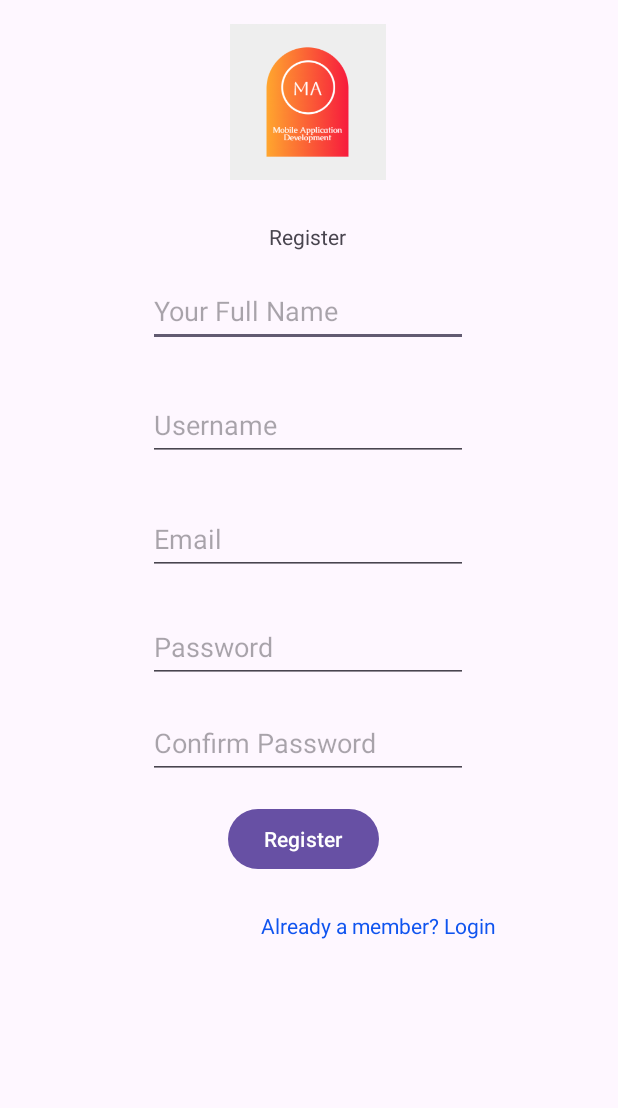
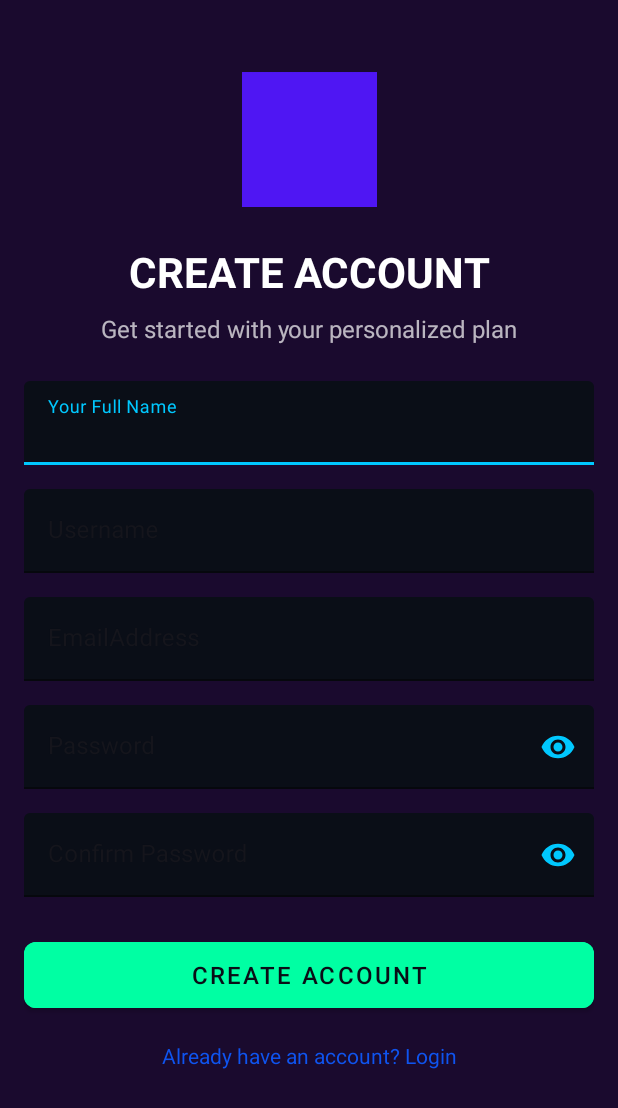
Before and after one commit to techwithrichard/MyFit, an Android app: the RegisterActivity screen opened directly, with no data from a screen before it, on a phone screen of 412 x 824 dp. Shown: the top 1108 px of the screen. Run offline under Robolectric (Android 15) with nearby library versions, the light colour scheme and no system bars.

Commit message:
modified register with better ui/ux

```diff
--- a/app/src/main/java/com/tewiri/myfit/RegisterActivity.java
+++ b/app/src/main/java/com/tewiri/myfit/RegisterActivity.java
@@ -14,7 +14,7 @@ public class RegisterActivity extends AppCompatActivity {
 //declrations
     private EditText fullnameTv, usernameTv, emailTv, passwordTv, confirmTv;
     private TextView loginTv;
-    private Button regsiterBtn;
+    private Button registerBtn;
     private DatabaseHelper dbHelper;
     @Override
     protected void onCreate(Bundle savedInstanceState) {
@@ -28,7 +28,7 @@ public class RegisterActivity extends AppCompatActivity {
         emailTv=findViewById(R.id.emailEtRegister);
         passwordTv=findViewById(R.id.passwordEtRegister);
         confirmTv = findViewById(R.id.confirmPassword);
-        regsiterBtn=findViewById(R.id.registrationButton);
+        registerBtn=findViewById(R.id.registrationButton);
         loginTv=findViewById(R.id.loginTv);
        dbHelper = new DatabaseHelper(this);
 
@@ -38,7 +38,7 @@ public class RegisterActivity extends AppCompatActivity {
             finish();
         });
 
-        regsiterBtn.setOnClickListener(view -> {
+        registerBtn.setOnClickListener(view -> {
             String fullname = fullnameTv.getText().toString().trim();
             String username = usernameTv.getText().toString().trim();
             String email = emailTv.getText().toString().trim();
--- a/app/src/main/res/layout/activity_register.xml
+++ b/app/src/main/res/layout/activity_register.xml
@@ -5,135 +5,211 @@
     android:id="@+id/main"
     android:layout_width="match_parent"
     android:layout_height="match_parent"
-    tools:context=".LoginActivity">
-    <!--logo-->
+    android:background="@color/deep_purple"
+    android:padding="16dp"
+    tools:context=".RegisterActivity">
+
+    <!-- Logo -->
     <ImageView
+        android:id="@+id/logoImage"
+        android:layout_width="140dp"
+        android:layout_height="90dp"
+        android:layout_marginTop="32dp"
+        android:contentDescription="@string/logoDescription"
+        app:layout_constraintTop_toTopOf="parent"
+        app:layout_constraintStart_toStartOf="parent"
+        app:layout_constraintEnd_toEndOf="parent"
+        app:srcCompat="@drawable/logo1"
+        app:tint="@color/logoColor" />
 
-        android:id="@+id/logoImage"
-        android:layout_width="170dp"
-        android:layout_height="104dp"
-        android:layout_marginTop="16dp"
-        android:contentDescription="@string/logoDescription"
-        app:layout_constraintEnd_toEndOf="parent"
-        app:layout_constraintHorizontal_bias="0.497"
-        app:layout_constraintStart_toStartOf="parent"
-        app:layout_constraintTop_toTopOf="parent"
-        app:srcCompat="@drawable/logo1" />
-
-<!--    registration textview-->
+    <!-- Title -->
     <TextView
         android:id="@+id/registerTv"
         android:layout_width="wrap_content"
         android:layout_height="wrap_content"
-        android:layout_marginTop="28dp"
-        android:text="@string/register"
-        app:layout_constraintEnd_toEndOf="parent"
-        app:layout_constraintHorizontal_bias="0.498"
+        android:layout_marginTop="24dp"
+        android:text="@string/action_register"
+        android:textColor="@color/white"
+        android:textSize="28sp"
+        android:textStyle="bold"
+        app:layout_constraintTop_toBottomOf="@id/logoImage"
         app:layout_constraintStart_toStartOf="parent"
-        app:layout_constraintTop_toBottomOf="@+id/logoImage" />
+        app:layout_constraintEnd_toEndOf="parent" />
 
-<!--    full name-->
-    <EditText
-        android:id="@+id/fullnameEtRegister"
+    <!-- Subtitle -->
+    <TextView
+        android:id="@+id/registerSubtitleTv"
         android:layout_width="wrap_content"
         android:layout_height="wrap_content"
-        android:layout_marginTop="16dp"
-        android:ems="10"
-        android:hint="@string/full_name"
-        android:inputType="text"
-        android:minHeight="48dp"
-        android:autofillHints="name"
-        app:layout_constraintEnd_toEndOf="parent"
-        app:layout_constraintHorizontal_bias="0.497"
+        android:layout_marginTop="8dp"
+        android:text="@string/onboarding_subtitle3"
+        android:textColor="@color/text_secondary"
+        android:textSize="16sp"
+        app:layout_constraintTop_toBottomOf="@id/registerTv"
         app:layout_constraintStart_toStartOf="parent"
-        app:layout_constraintTop_toBottomOf="@+id/registerTv" />
+        app:layout_constraintEnd_toEndOf="parent" />
 
-    <!--username-->
-    <EditText
-        android:id="@+id/usernameEtRegister"
-        android:layout_width="wrap_content"
+    <!-- Full Name -->
+    <com.google.android.material.textfield.TextInputLayout
+        android:id="@+id/fullnameLayout"
+        android:layout_width="0dp"
         android:layout_height="wrap_content"
-        android:layout_marginTop="28dp"
-        android:ems="10"
-        android:hint="@string/username"
-        android:autofillHints="username"
-        android:inputType="text"
-        android:minHeight="48dp"
-        app:layout_constraintEnd_toEndOf="parent"
-        app:layout_constraintHorizontal_bias="0.497"
+        android:layout_marginTop="24dp"
+        app:boxBackgroundColor="@color/dark_space"
+        app:boxStrokeColor="@color/electric_blue"
+        app:hintTextColor="@color/electric_blue"
+        style="@style/Widget.MaterialComponents.TextInputLayout.FilledBox"
+        app:layout_constraintTop_toBottomOf="@id/registerSubtitleTv"
         app:layout_constraintStart_toStartOf="parent"
-        app:layout_constraintTop_toBottomOf="@+id/fullnameEtRegister" />
-<!--email-->
-    <EditText
-        android:id="@+id/emailEtRegister"
-        android:layout_width="wrap_content"
-        android:layout_height="wrap_content"
-        android:layout_marginTop="28dp"
-        android:ems="10"
-        android:hint="@string/email"
-        android:inputType="textWebEmailAddress"
-        android:minHeight="48dp"
-        android:autofillHints="emailAddress"
-        app:layout_constraintEnd_toEndOf="parent"
-        app:layout_constraintHorizontal_bias="0.497"
-        app:layout_constraintStart_toStartOf="parent"
-        app:layout_constraintTop_toBottomOf="@+id/usernameEtRegister" />
+        app:layout_constraintEnd_toEndOf="parent">
 
-<!--    password-->
-    <EditText
-        android:id="@+id/passwordEtRegister"
-        android:layout_width="wrap_content"
-        android:layout_height="wrap_content"
-        android:layout_marginTop="100dp"
-        android:ems="10"
-        android:hint="@string/password"
-        android:inputType="textPassword"
-        android:minHeight="48dp"
-        app:layout_constraintEnd_toEndOf="parent"
-        app:layout_constraintHorizontal_bias="0.497"
-        app:layout_constraintStart_toStartOf="parent"
-        app:layout_constraintTop_toBottomOf="@+id/usernameEtRegister" />
+        <com.google.android.material.textfield.TextInputEditText
+            android:id="@+id/fullnameEtRegister"
+            android:layout_width="match_parent"
+            android:layout_height="wrap_content"
+            android:hint="@string/full_name"
+            android:inputType="textPersonName"
+            android:textColor="@color/white"
+            android:textColorHint="@color/text_secondary"
+            android:autofillHints="name"
+            android:minHeight="48dp" />
+    </com.google.android.material.textfield.TextInputLayout>
 
-<!--    confirm password-->
-    <EditText
-        android:id="@+id/confirmPassword"
-        android:layout_width="wrap_content"
+    <!-- Username -->
+    <com.google.android.material.textfield.TextInputLayout
+        android:id="@+id/usernameLayout"
+        android:layout_width="0dp"
         android:layout_height="wrap_content"
         android:layout_marginTop="16dp"
-        android:ems="10"
-        android:hint="@string/confirm_password"
-        android:inputType="textPassword"
-        android:minHeight="48dp"
-        android:autofillHints="password"
-        app:layout_constraintEnd_toEndOf="parent"
-        app:layout_constraintHorizontal_bias="0.497"
+        app:boxBackgroundColor="@color/dark_space"
+        app:boxStrokeColor="@color/electric_blue"
+        app:hintTextColor="@color/electric_blue"
+        style="@style/Widget.MaterialComponents.TextInputLayout.FilledBox"
+        app:layout_constraintTop_toBottomOf="@id/fullnameLayout"
         app:layout_constraintStart_toStartOf="parent"
-        app:layout_constraintTop_toBottomOf="@+id/passwordEtRegister" />
+        app:layout_constraintEnd_toEndOf="parent">
 
-<!--    registration button-->
-    <Button
-        android:id="@+id/registrationButton"
-        android:layout_width="wrap_content"
+        <com.google.android.material.textfield.TextInputEditText
+            android:id="@+id/usernameEtRegister"
+            android:layout_width="match_parent"
+            android:layout_height="wrap_content"
+            android:hint="@string/username"
+            android:inputType="text"
+            android:textColor="@color/white"
+            android:textColorHint="@color/text_secondary"
+            android:autofillHints="username"
+            android:minHeight="48dp" />
+    </com.google.android.material.textfield.TextInputLayout>
+
+    <!-- Email -->
+    <com.google.android.material.textfield.TextInputLayout
+        android:id="@+id/emailLayout"
+        android:layout_width="0dp"
         android:layout_height="wrap_content"
         android:layout_marginTop="16dp"
-        android:text="@string/register"
-        app:layout_constraintEnd_toEndOf="parent"
-        app:layout_constraintHorizontal_bias="0.489"
+        app:boxBackgroundColor="@color/dark_space"
+        app:boxStrokeColor="@color/electric_blue"
+        app:hintTextColor="@color/electric_blue"
+        style="@style/Widget.MaterialComponents.TextInputLayout.FilledBox"
+        app:layout_constraintTop_toBottomOf="@id/usernameLayout"
         app:layout_constraintStart_toStartOf="parent"
-        app:layout_constraintTop_toBottomOf="@+id/confirmPassword" />
+        app:layout_constraintEnd_toEndOf="parent">
 
+        <com.google.android.material.textfield.TextInputEditText
+            android:id="@+id/emailEtRegister"
+            android:layout_width="match_parent"
+            android:layout_height="wrap_content"
+            android:hint="@string/hint_email"
+            android:inputType="textEmailAddress"
+            android:textColor="@color/white"
+            android:textColorHint="@color/text_secondary"
+            android:autofillHints="emailAddress"
+            android:minHeight="48dp" />
+    </com.google.android.material.textfield.TextInputLayout>
+
+    <!-- Password -->
+    <com.google.android.material.textfield.TextInputLayout
+        android:id="@+id/passwordLayout"
+        android:layout_width="0dp"
+        android:layout_height="wrap_content"
+        android:layout_marginTop="16dp"
+        app:boxBackgroundColor="@color/dark_space"
+        app:boxStrokeColor="@color/electric_blue"
+        app:hintTextColor="@color/electric_blue"
+        app:passwordToggleEnabled="true"
+        app:passwordToggleTint="@color/electric_blue"
+        style="@style/Widget.MaterialComponents.TextInputLayout.FilledBox"
+        app:layout_constraintTop_toBottomOf="@id/emailLayout"
+        app:layout_constraintStart_toStartOf="parent"
+        app:layout_constraintEnd_toEndOf="parent">
+
+        <com.google.android.material.textfield.TextInputEditText
+            android:id="@+id/passwordEtRegister"
+            android:layout_width="match_parent"
+            android:layout_height="wrap_content"
+            android:hint="@string/hint_password"
+            android:inputType="textPassword"
+            android:textColor="@color/white"
+            android:textColorHint="@color/text_secondary"
+            android:minHeight="48dp" />
+    </com.google.android.material.textfield.TextInputLayout>
+
+    <!-- Confirm Password -->
+    <com.google.android.material.textfield.TextInputLayout
+        android:id="@+id/confirmPasswordLayout"
+        android:layout_width="0dp"
+        android:layout_height="wrap_content"
+        android:layout_marginTop="16dp"
+        app:boxBackgroundColor="@color/dark_space"
+        app:boxStrokeColor="@color/electric_blue"
+        app:hintTextColor="@color/electric_blue"
+        app:passwordToggleEnabled="true"
+        app:passwordToggleTint="@color/electric_blue"
+        style="@style/Widget.MaterialComponents.TextInputLayout.FilledBox"
+        app:layout_constraintTop_toBottomOf="@id/passwordLayout"
+        app:layout_constraintStart_toStartOf="parent"
+        app:layout_constraintEnd_toEndOf="parent">
+
+        <com.google.android.material.textfield.TextInputEditText
+            android:id="@+id/confirmPassword"
+            android:layout_width="match_parent"
+            android:layout_height="wrap_content"
+            android:hint="@string/hint_confirm_password"
+            android:inputType="textPassword"
+            android:textColor="@color/white"
+            android:textColorHint="@color/text_secondary"
+            android:autofillHints="password"
+            android:minHeight="48dp" />
+    </com.google.android.material.textfield.TextInputLayout>
+
+    <!-- Register Button -->
+    <com.google.android.material.button.MaterialButton
+        android:id="@+id/registrationButton"
+        android:layout_width="0dp"
+        android:layout_height="56dp"
+        android:layout_marginTop="24dp"
+        android:backgroundTint="@color/neon_green"
+        android:text="@string/action_register"
+        android:textColor="@color/dark_space"
+        android:textSize="16sp"
+        android:contentDescription="@string/action_register"
+        app:cornerRadius="8dp"
+        style="@style/Widget.MaterialComponents.Button"
+        app:layout_constraintTop_toBottomOf="@id/confirmPasswordLayout"
+        app:layout_constraintStart_toStartOf="parent"
+        app:layout_constraintEnd_toEndOf="parent" />
+
+    <!-- Already a Member -->
     <TextView
         android:id="@+id/loginTv"
         android:layout_width="wrap_content"
         android:layout_height="wrap_content"
-        android:layout_marginTop="24dp"
-        android:text="@string/already_member"
+        android:layout_marginTop="16dp"
+        android:text="@string/already_have_account"
         android:textColor="@color/linkTextViewColor"
-        app:layout_constraintBottom_toBottomOf="parent"
-        app:layout_constraintEnd_toEndOf="parent"
-        app:layout_constraintHorizontal_bias="0.682"
+        android:textSize="14sp"
+        app:layout_constraintTop_toBottomOf="@id/registrationButton"
         app:layout_constraintStart_toStartOf="parent"
-        app:layout_constraintTop_toBottomOf="@+id/registrationButton"
-        app:layout_constraintVertical_bias="0.0" />
+        app:layout_constraintEnd_toEndOf="parent" />
 
 </androidx.constraintlayout.widget.ConstraintLayout>
--- a/app/src/main/res/values/dimens.xml
+++ b/app/src/main/res/values/dimens.xml
@@ -1,5 +1,5 @@
 <?xml version="1.0" encoding="utf-8"?>
 <resources>
     <!-- Dot indicator size for onboarding screens -->
-    <dimen name="dot_size">8dp</dimen>
+<!--    <dimen name="dot_size">8dp</dimen>-->
 </resources>
```
Also changed, not shown: app/src/main/res/values/strings.xml (+19 -29 lines), app/src/main/res/values/styles.xml (added, +108 -0 lines).
